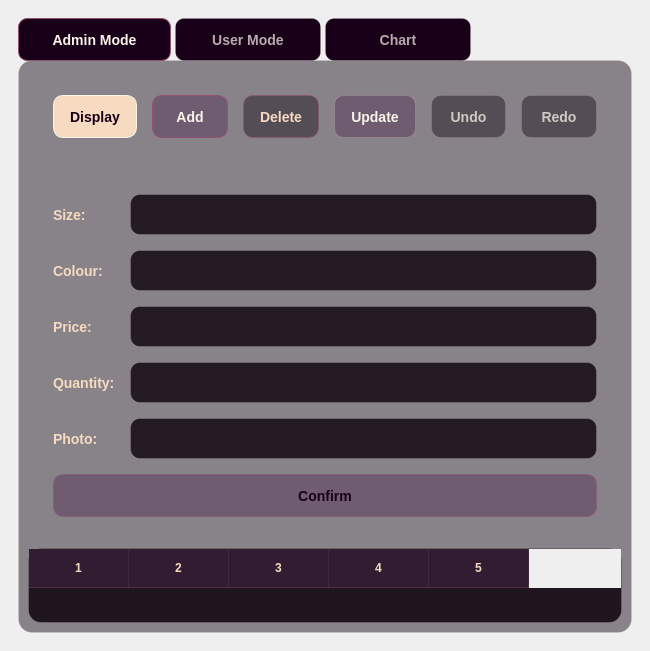
The window that ui/gui.ui (miagiurgiu/Trench-Coats-App) describes before a commit, drawn with Qt 5.
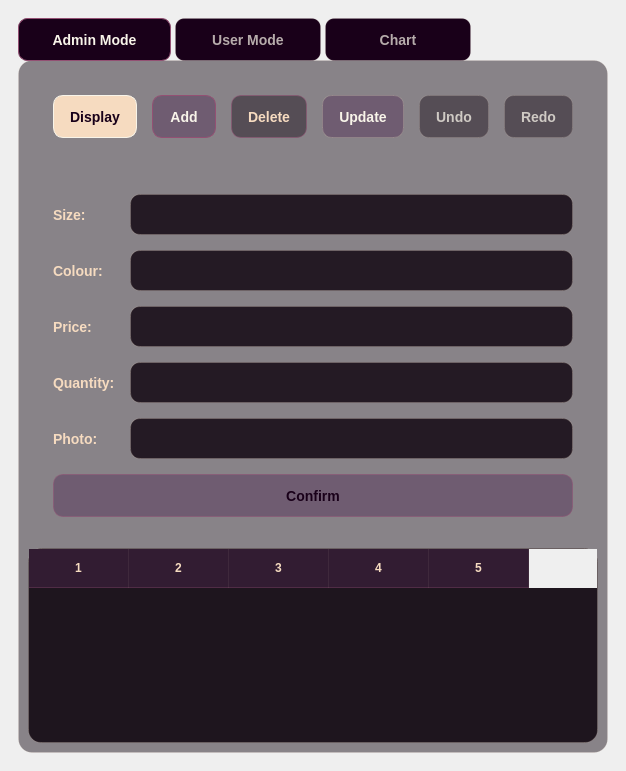
The same window after the commit.

Diff of the .ui file:
```diff
--- a/ui/gui.ui
+++ b/ui/gui.ui
@@ -2,14 +2,6 @@
 <ui version="4.0">
  <class>GUI</class>
  <widget class="QWidget" name="GUI">
-  <property name="geometry">
-   <rect>
-    <x>0</x>
-    <y>0</y>
-    <width>650</width>
-    <height>651</height>
-   </rect>
-  </property>
   <property name="font">
    <font>
     <family>Inter</family>
```
